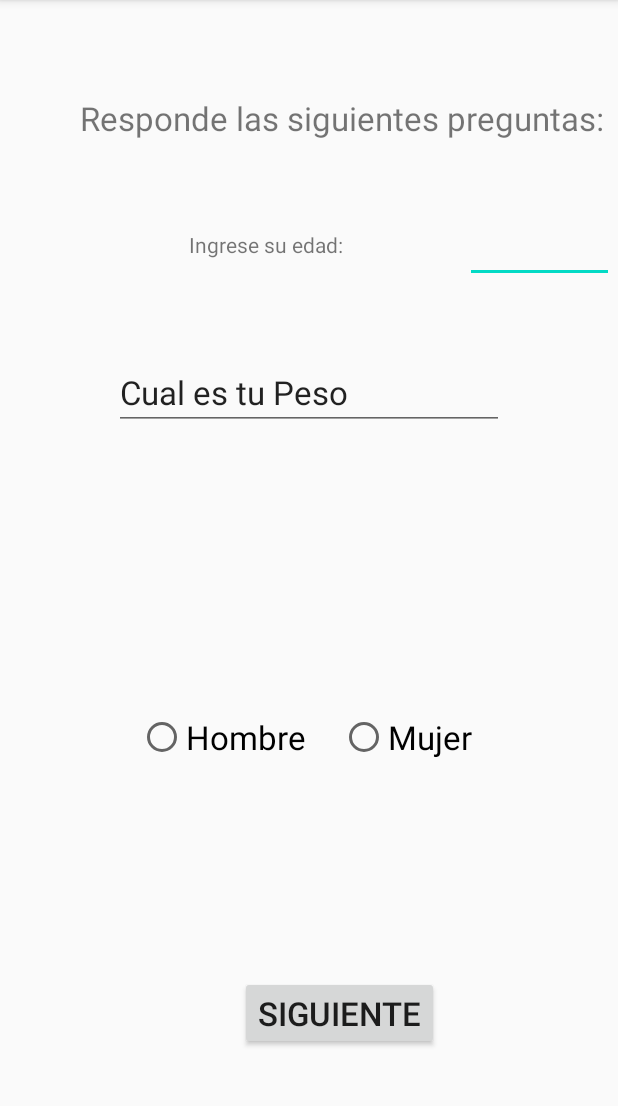
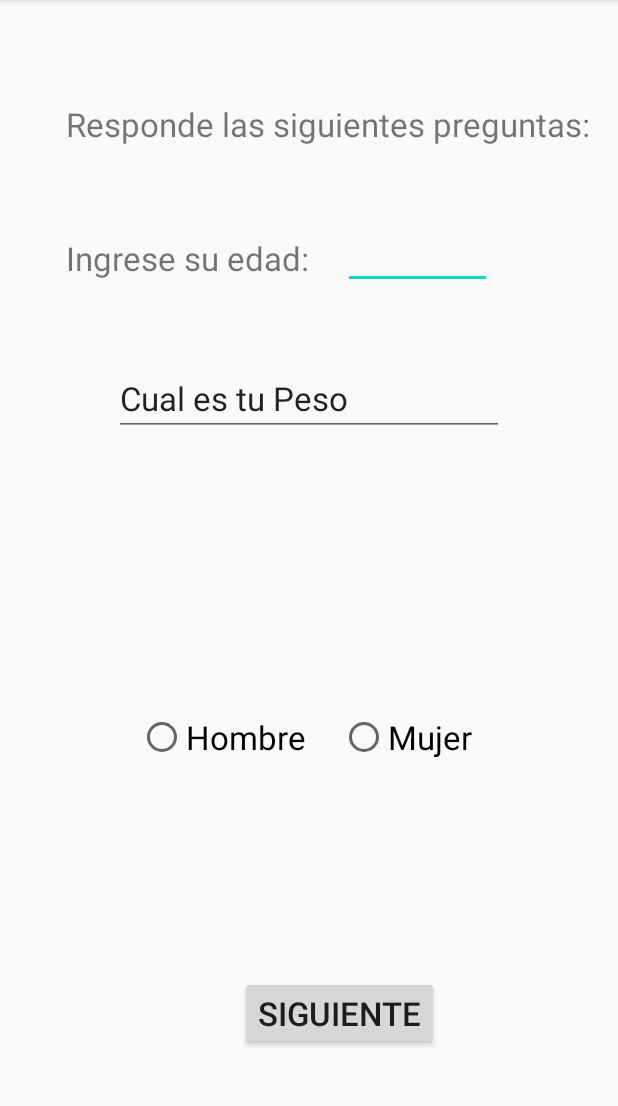
Before and after one commit to soupbizkit/Fitdemic, an Android app: the PreguntasActivity screen opened directly, with no data from a screen before it, on a phone screen of 412 x 824 dp, the part 84-1190 px from its top. Run offline under Robolectric (Android 15) with nearby library versions, the phone set to English and light mode, and no system bars.

Commit message:
fixed constraints on activity_preguntas.xml

```diff
--- a/app/src/main/res/layout/activity_preguntas.xml
+++ b/app/src/main/res/layout/activity_preguntas.xml
@@ -17,29 +17,28 @@
         app:layout_constraintBottom_toBottomOf="parent"
         app:layout_constraintStart_toStartOf="parent" />
 
+
     <EditText
         android:id="@+id/etEdad"
         android:layout_width="99dp"
         android:layout_height="35dp"
-        android:layout_marginStart="24dp"
         android:layout_marginTop="60dp"
+        android:layout_marginEnd="84dp"
         android:ems="10"
         android:inputType="number"
         app:layout_constraintEnd_toEndOf="parent"
-        app:layout_constraintHorizontal_bias="0.0"
-        app:layout_constraintStart_toEndOf="@+id/textView2"
         app:layout_constraintTop_toBottomOf="@+id/textView" />
 
     <TextView
         android:id="@+id/textView"
         android:layout_width="wrap_content"
         android:layout_height="wrap_content"
+        android:layout_marginStart="44dp"
+        android:layout_marginTop="68dp"
         android:text="@string/preguntas"
+        android:textSize="22dp"
         app:layout_constraintEnd_toEndOf="parent"
-        app:layout_constraintHorizontal_bias="0.497"
-        android:layout_marginStart="44dp"
-        android:layout_marginTop="64dp"
-        android:textSize="22dp"
+        app:layout_constraintHorizontal_bias="0.0"
         app:layout_constraintStart_toStartOf="parent"
         app:layout_constraintTop_toTopOf="parent" />
 
@@ -51,11 +50,11 @@
         android:ems="10"
         android:inputType="textPersonName"
         android:text="@string/edad"
+        android:textSize="22dp"
         app:layout_constraintEnd_toEndOf="parent"
+        app:layout_constraintHorizontal_bias="0.289"
         app:layout_constraintStart_toStartOf="parent"
         app:layout_constraintTop_toBottomOf="@+id/textView" />
-
-
 
     <EditText
         android:id="@+id/etPeso"
```
